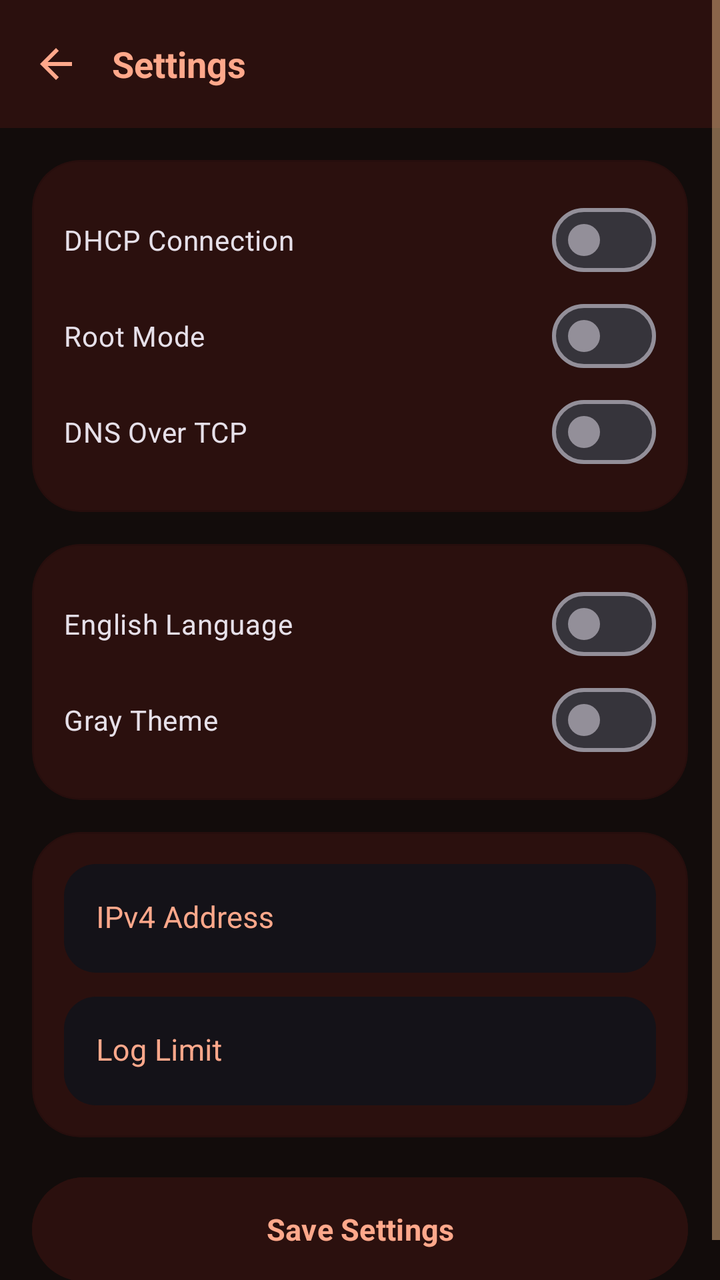
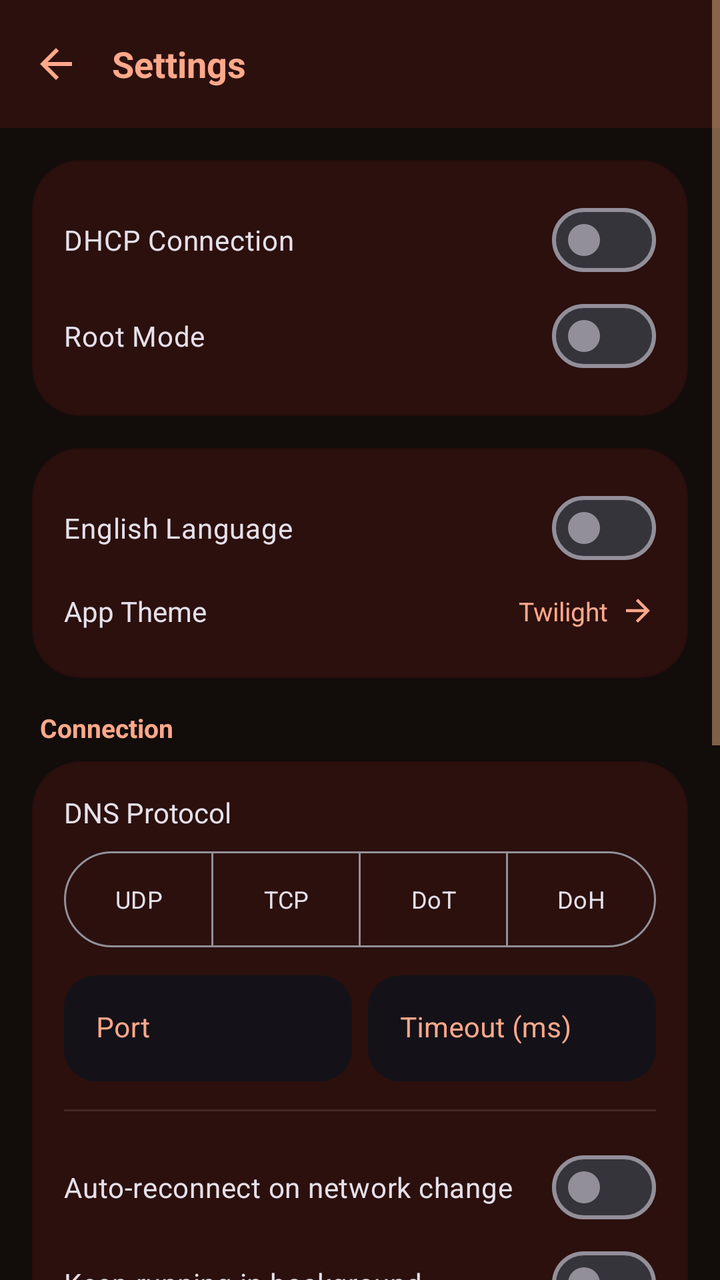

Before-and-after screenshots of an Android layout around one commit, followed by the original layout XML and the change that was made.
<!-- AndroidManifest.xml: application theme AppTheme -->
<!-- res/layout/settings_activity.xml -->
<?xml version="1.0" encoding="utf-8"?>
<ScrollView xmlns:android="http://schemas.android.com/apk/res/android"
    xmlns:app="http://schemas.android.com/apk/res-auto"
    android:layout_width="match_parent"
    android:layout_height="match_parent"
    android:background="?attr/colorPrimaryDark"
    android:fillViewport="true">

    <LinearLayout
        android:layout_width="match_parent"
        android:layout_height="wrap_content"
        android:orientation="vertical">

        <LinearLayout
            android:layout_width="match_parent"
            android:layout_height="?attr/actionBarSize"
            android:background="?attr/colorPrimary"
            android:gravity="center_vertical"
            android:orientation="horizontal"
            android:paddingHorizontal="16dp">

            <ImageView
                android:id="@+id/back_button"
                android:layout_width="24dp"
                android:layout_height="24dp"
                android:src="@drawable/ic_back"
                android:tint="?attr/colorAccent"
                android:clickable="true"
                android:focusable="true"/>

            <TextView
                android:id="@+id/settings_title_text"
                android:layout_width="wrap_content"
                android:layout_height="wrap_content"
                android:layout_marginStart="16dp"
                android:text="Settings"
                android:textColor="?attr/colorOnPrimary"
                android:textSize="18sp"
                android:textStyle="bold" />
        </LinearLayout>

        <LinearLayout
            android:layout_width="match_parent"
            android:layout_height="wrap_content"
            android:orientation="vertical"
            android:padding="16dp">

            <com.google.android.material.card.MaterialCardView
                android:layout_width="match_parent"
                android:layout_height="wrap_content"
                android:layout_marginBottom="16dp"
                app:cardCornerRadius="24dp"
                app:cardElevation="0dp"
                app:strokeWidth="1dp"
                app:strokeColor="#1A000000"
                app:cardBackgroundColor="?attr/colorPrimary">

                <LinearLayout
                    android:layout_width="match_parent"
                    android:layout_height="wrap_content"
                    android:orientation="vertical"
                    android:padding="16dp">

                    <com.google.android.material.materialswitch.MaterialSwitch
                        android:id="@+id/dhcp_switch"
                        android:layout_width="match_parent"
                        android:layout_height="wrap_content"
                        android:text="DHCP Connection"
                        android:textColor="?attr/colorOnSurface"
                        android:textSize="14sp"
                        android:paddingVertical="8dp"/>

                    <com.google.android.material.materialswitch.MaterialSwitch
                        android:id="@+id/root_switch"
                        android:layout_width="match_parent"
                        android:layout_height="wrap_content"
                        android:text="Root Mode"
                        android:textColor="?attr/colorOnSurface"
                        android:textSize="14sp"
                        android:paddingVertical="8dp"/>

                    <com.google.android.material.materialswitch.MaterialSwitch
                        android:id="@+id/tcp_switch"
                        android:layout_width="match_parent"
                        android:layout_height="wrap_content"
                        android:text="DNS Over TCP"
                        android:textColor="?attr/colorOnSurface"
                        android:textSize="14sp"
                        android:paddingVertical="8dp"/>
                </LinearLayout>
            </com.google.android.material.card.MaterialCardView>

            <com.google.android.material.card.MaterialCardView
                android:layout_width="match_parent"
                android:layout_height="wrap_content"
                android:layout_marginBottom="16dp"
                app:cardCornerRadius="24dp"
                app:cardElevation="0dp"
                app:strokeWidth="1dp"
                app:strokeColor="#1A000000"
                app:cardBackgroundColor="?attr/colorPrimary">

                <LinearLayout
                    android:layout_width="match_parent"
                    android:layout_height="wrap_content"
                    android:orientation="vertical"
                    android:padding="16dp">

                    <com.google.android.material.materialswitch.MaterialSwitch
                        android:id="@+id/lang_switch"
                        android:layout_width="match_parent"
                        android:layout_height="wrap_content"
                        android:text="English Language"
                        android:textColor="?attr/colorOnSurface"
                        android:textSize="14sp"
                        android:paddingVertical="8dp"/>

                    <com.google.android.material.materialswitch.MaterialSwitch
                        android:id="@+id/theme_switch"
                        android:layout_width="match_parent"
                        android:layout_height="wrap_content"
                        android:text="Gray Theme"
                        android:textColor="?attr/colorOnSurface"
                        android:textSize="14sp"
                        android:paddingVertical="8dp"/>
                </LinearLayout>
            </com.google.android.material.card.MaterialCardView>

            <com.google.android.material.card.MaterialCardView
                android:layout_width="match_parent"
                android:layout_height="wrap_content"
                android:layout_marginBottom="16dp"
                app:cardCornerRadius="24dp"
                app:cardElevation="0dp"
                app:strokeWidth="1dp"
                app:strokeColor="#1A000000"
                app:cardBackgroundColor="?attr/colorPrimary">

                <LinearLayout
                    android:layout_width="match_parent"
                    android:layout_height="wrap_content"
                    android:orientation="vertical"
                    android:padding="16dp">

                    <com.google.android.material.textfield.TextInputLayout
                        android:id="@+id/ipv4_layout"
                        android:layout_width="match_parent"
                        android:layout_height="wrap_content"
                        android:layout_marginBottom="12dp"
                        app:boxBackgroundMode="filled"
                        app:boxCornerRadiusTopEnd="16dp"
                        app:boxCornerRadiusTopStart="16dp"
                        app:boxCornerRadiusBottomEnd="16dp"
                        app:boxCornerRadiusBottomStart="16dp"
                        app:boxStrokeWidth="0dp"
                        app:boxStrokeWidthFocused="0dp"
                        android:hint="IPv4 Address"
                        style="@style/BaseTextInputLayout">

                        <com.google.android.material.textfield.TextInputEditText
                            android:id="@+id/ipv4_input"
                            android:layout_width="match_parent"
                            android:layout_height="wrap_content"
                            android:inputType="text"
                            android:textSize="15sp"
                            android:textColor="?attr/colorOnPrimary"/>
                    </com.google.android.material.textfield.TextInputLayout>

                    <com.google.android.material.textfield.TextInputLayout
                        android:id="@+id/log_limit_layout"
                        android:layout_width="match_parent"
                        android:layout_height="wrap_content"
                        app:boxBackgroundMode="filled"
                        app:boxCornerRadiusTopEnd="16dp"
                        app:boxCornerRadiusTopStart="16dp"
                        app:boxCornerRadiusBottomEnd="16dp"
                        app:boxCornerRadiusBottomStart="16dp"
                        app:boxStrokeWidth="0dp"
                        app:boxStrokeWidthFocused="0dp"
                        android:hint="Log Limit"
                        style="@style/BaseTextInputLayout">

                        <com.google.android.material.textfield.TextInputEditText
                            android:id="@+id/log_limit_input"
                            android:layout_width="match_parent"
                            android:layout_height="wrap_content"
                            android:inputType="number"
                            android:textSize="15sp"
                            android:textColor="?attr/colorOnPrimary"/>
                    </com.google.android.material.textfield.TextInputLayout>
                </LinearLayout>
            </com.google.android.material.card.MaterialCardView>

            <com.google.android.material.button.MaterialButton
                android:id="@+id/save_button"
                android:layout_width="match_parent"
                android:layout_height="60dp"
                android:text="Save Settings"
                android:textSize="15sp"
                android:textStyle="bold"
                app:cornerRadius="30dp"
                android:backgroundTint="?attr/colorPrimary"
                android:textColor="?attr/colorOnPrimary"
                app:rippleColor="@android:color/transparent"/>

        </LinearLayout>
    </LinearLayout>
</ScrollView>
<!-- resources referenced by this layout -->
<resources>
  <!-- drawable ic_back (drawable) -->
  <vector xmlns:android="http://schemas.android.com/apk/res/android"
      android:width="24dp"
      android:height="24dp"
      android:viewportWidth="24"
      android:viewportHeight="24"
      android:tint="?attr/colorAccent">
    <path
        android:fillColor="@android:color/white"
        android:pathData="M20,11H7.83l5.59,-5.59L12,4l-8,8 8,8 1.41,-1.41L7.83,13H20v-2z"/>
  </vector>
  <style name="BaseTextInputLayout" parent="Widget.MaterialComponents.TextInputLayout.OutlinedBox">
          <item name="hintTextColor">?attr/colorAccent</item>
          <item name="helperTextTextColor">?attr/colorAccent</item>
          <item name="errorTextColor">?attr/colorAccent</item>
          <item name="counterTextColor">?attr/colorAccent</item>
          <item name="android:textColorHint">?attr/colorAccent</item>
          <item name="endIconTint">?attr/colorAccent</item>
      </style>
  <style name="AppTheme" parent="Theme.Material3.Dark.NoActionBar">
          <item name="colorOnPrimary">#FFA88B</item>
          <item name="colorPrimary">#2B100E</item>
          <item name="fontFamily">@font/appfont</item>
          <item name="colorPrimaryVariant">#1B100E</item>
          <item name="colorPrimaryDark">#120C0B</item>
          <item name="colorAccent">#FFA88B</item>
          <item name="colorControlActivated">#FFA88B</item>
          <item name="colorControlHighlight">#352726</item>
          <item name="colorControlNormal">#E1B382</item>
          <item name="android:statusBarColor">#2B100E</item>
          <item name="dialogBackgroundColor">#1B100E</item>
          <item name="android:navigationBarColor">#392726</item>
      </style>
</resources>

<!-- the commit's change to res/layout/settings_activity.xml (unified diff, before → after) -->
@@ -78,15 +78,6 @@
                         android:textColor="?attr/colorOnSurface"
                         android:textSize="14sp"
                         android:paddingVertical="8dp"/>
-
-                    <com.google.android.material.materialswitch.MaterialSwitch
-                        android:id="@+id/tcp_switch"
-                        android:layout_width="match_parent"
-                        android:layout_height="wrap_content"
-                        android:text="DNS Over TCP"
-                        android:textColor="?attr/colorOnSurface"
-                        android:textSize="14sp"
-                        android:paddingVertical="8dp"/>
                 </LinearLayout>
             </com.google.android.material.card.MaterialCardView>
 
@@ -115,11 +106,261 @@
                         android:textSize="14sp"
                         android:paddingVertical="8dp"/>
 
+                    <LinearLayout
+                        android:id="@+id/theme_picker_row"
+                        android:layout_width="match_parent"
+                        android:layout_height="wrap_content"
+                        android:orientation="horizontal"
+                        android:gravity="center_vertical"
+                        android:paddingVertical="8dp"
+                        android:clickable="true"
+                        android:focusable="true"
+                        android:background="@drawable/dialog_item_pressed">
+
+                        <TextView
+                            android:id="@+id/theme_picker_label"
+                            android:layout_width="0dp"
+                            android:layout_weight="1"
+                            android:layout_height="wrap_content"
+                            android:text="App Theme"
+                            android:textColor="?attr/colorOnSurface"
+                            android:textSize="14sp"/>
+
+                        <TextView
+                            android:id="@+id/theme_picker_value"
+                            android:layout_width="wrap_content"
+                            android:layout_height="wrap_content"
+                            android:layout_marginEnd="6dp"
+                            android:textColor="?attr/colorAccent"
+                            android:textSize="13sp"
+                            android:text="Twilight"/>
+
+                        <ImageView
+                            android:layout_width="18dp"
+                            android:layout_height="18dp"
+                            android:src="@drawable/ic_back"
+                            android:rotation="180"
+                            app:tint="?attr/colorAccent"/>
+                    </LinearLayout>
+                </LinearLayout>
+            </com.google.android.material.card.MaterialCardView>
+
+            <TextView
+                android:id="@+id/connection_section_label"
+                android:layout_width="wrap_content"
+                android:layout_height="wrap_content"
+                android:layout_marginStart="4dp"
+                android:layout_marginBottom="8dp"
+                android:text="Connection"
+                android:textColor="?attr/colorAccent"
+                android:textSize="13sp"
+                android:textStyle="bold"/>
+
+            <com.google.android.material.card.MaterialCardView
+                android:layout_width="match_parent"
+                android:layout_height="wrap_content"
+                android:layout_marginBottom="16dp"
+                app:cardCornerRadius="24dp"
+                app:cardElevation="0dp"
+                app:strokeWidth="1dp"
+                app:strokeColor="#1A000000"
+                app:cardBackgroundColor="?attr/colorPrimary">
+
+                <LinearLayout
+                    android:layout_width="match_parent"
+                    android:layout_height="wrap_content"
+                    android:orientation="vertical"
+                    android:padding="16dp">
+
+                    <TextView
+                        android:id="@+id/protocol_label"
+                        android:layout_width="wrap_content"
+                        android:layout_height="wrap_content"
+                        android:layout_marginBottom="10dp"
+                        android:text="DNS Protocol"
+                        android:textColor="?attr/colorOnSurface"
+                        android:textSize="14sp"/>
+
+                    <com.google.android.material.button.MaterialButtonToggleGroup
+                        android:id="@+id/protocol_toggle_group"
+                        android:layout_width="match_parent"
+                        android:layout_height="wrap_content"
+                        android:layout_marginBottom="14dp"
+                        app:singleSelection="true"
+                        app:selectionRequired="true">
+
+                        <com.google.android.material.button.MaterialButton
+                            android:id="@+id/btn_protocol_udp"
+                            style="@style/Widget.Material3.Button.OutlinedButton"
+                            android:layout_width="0dp"
+                            android:layout_height="wrap_content"
+                            android:layout_weight="1"
+                            android:insetTop="0dp"
+                            android:insetBottom="0dp"
+                            android:text="UDP"
+                            android:textSize="12sp"/>
+
+                        <com.google.android.material.button.MaterialButton
+                            android:id="@+id/btn_protocol_tcp"
+                            style="@style/Widget.Material3.Button.OutlinedButton"
+                            android:layout_width="0dp"
+                            android:layout_height="wrap_content"
+                            android:layout_weight="1"
+                            android:insetTop="0dp"
+                            android:insetBottom="0dp"
+                            android:text="TCP"
+                            android:textSize="12sp"/>
+
+                        <com.google.android.material.button.MaterialButton
+                            android:id="@+id/btn_protocol_dot"
+                            style="@style/Widget.Material3.Button.OutlinedButton"
+                            android:layout_width="0dp"
+                            android:layout_height="wrap_content"
+                            android:layout_weight="1"
+                            android:insetTop="0dp"
+                            android:insetBottom="0dp"
+                            android:text="DoT"
+                            android:textSize="12sp"/>
+
+                        <com.google.android.material.button.MaterialButton
+                            android:id="@+id/btn_protocol_doh"
+                            style="@style/Widget.Material3.Button.OutlinedButton"
+                            android:layout_width="0dp"
+                            android:layout_height="wrap_content"
+                            android:layout_weight="1"
+                            android:insetTop="0dp"
+                            android:insetBottom="0dp"
+                            android:text="DoH"
+                            android:textSize="12sp"/>
+                    </com.google.android.material.button.MaterialButtonToggleGroup>
+
+                    <com.google.android.material.textfield.TextInputLayout
+                        android:id="@+id/dot_hostname_layout"
+                        android:layout_width="match_parent"
+                        android:layout_height="wrap_content"
+                        android:layout_marginBottom="10dp"
+                        android:visibility="gone"
+                        app:boxBackgroundMode="filled"
+                        app:boxCornerRadiusTopEnd="16dp"
+                        app:boxCornerRadiusTopStart="16dp"
+                        app:boxCornerRadiusBottomEnd="16dp"
+                        app:boxCornerRadiusBottomStart="16dp"
+                        app:boxStrokeWidth="0dp"
+                        app:boxStrokeWidthFocused="0dp"
+                        android:hint="DoT Hostname (SNI)"
+                        style="@style/BaseTextInputLayout">
+
+                        <com.google.android.material.textfield.TextInputEditText
+                            android:id="@+id/dot_hostname_input"
+                            android:layout_width="match_parent"
+                            android:layout_height="wrap_content"
+                            android:inputType="textUri"
+                            android:textSize="14sp"
+                            android:textColor="?attr/colorOnPrimary"/>
+                    </com.google.android.material.textfield.TextInputLayout>
+
+                    <com.google.android.material.textfield.TextInputLayout
+                        android:id="@+id/doh_url_layout"
+                        android:layout_width="match_parent"
+                        android:layout_height="wrap_content"
+                        android:layout_marginBottom="10dp"
+                        android:visibility="gone"
+                        app:boxBackgroundMode="filled"
+                        app:boxCornerRadiusTopEnd="16dp"
+                        app:boxCornerRadiusTopStart="16dp"
+                        app:boxCornerRadiusBottomEnd="16dp"
+                        app:boxCornerRadiusBottomStart="16dp"
+                        app:boxStrokeWidth="0dp"
+                        app:boxStrokeWidthFocused="0dp"
+                        android:hint="DoH URL"
+                        style="@style/BaseTextInputLayout">
+
+                        <com.google.android.material.textfield.TextInputEditText
+                            android:id="@+id/doh_url_input"
+                            android:layout_width="match_parent"
+                            android:layout_height="wrap_content"
+                            android:inputType="textUri"
+                            android:textSize="14sp"
+                            android:textColor="?attr/colorOnPrimary"/>
+                    </com.google.android.material.textfield.TextInputLayout>
+
+                    <LinearLayout
+                        android:layout_width="match_parent"
+                        android:layout_height="wrap_content"
+                        android:orientation="horizontal">
+
+                        <com.google.android.material.textfield.TextInputLayout
+                            android:id="@+id/dns_port_layout"
+                            android:layout_width="0dp"
+                            android:layout_weight="1"
+                            android:layout_height="wrap_content"
+                            android:layout_marginEnd="8dp"
+                            app:boxBackgroundMode="filled"
+                            app:boxCornerRadiusTopEnd="16dp"
+                            app:boxCornerRadiusTopStart="16dp"
+                            app:boxCornerRadiusBottomEnd="16dp"
+                            app:boxCornerRadiusBottomStart="16dp"
+                            app:boxStrokeWidth="0dp"
+                            app:boxStrokeWidthFocused="0dp"
+                            android:hint="Port"
+                            style="@style/BaseTextInputLayout">
+
+                            <com.google.android.material.textfield.TextInputEditText
+                                android:id="@+id/dns_port_input"
+                                android:layout_width="match_parent"
+                                android:layout_height="wrap_content"
+                                android:inputType="number"
+                                android:maxLength="5"
+                                android:textSize="14sp"
+                                android:textColor="?attr/colorOnPrimary"/>
+                        </com.google.android.material.textfield.TextInputLayout>
+
+                        <com.google.android.material.textfield.TextInputLayout
+                            android:id="@+id/dns_timeout_layout"
+                            android:layout_width="0dp"
+                            android:layout_weight="1"
+                            android:layout_height="wrap_content"
+                            app:boxBackgroundMode="filled"
+                            app:boxCornerRadiusTopEnd="16dp"
+                            app:boxCornerRadiusTopStart="16dp"
+                            app:boxCornerRadiusBottomEnd="16dp"
+                            app:boxCornerRadiusBottomStart="16dp"
+                            app:boxStrokeWidth="0dp"
+                            app:boxStrokeWidthFocused="0dp"
+                            android:hint="Timeout (ms)"
+                            style="@style/BaseTextInputLayout">
+
+                            <com.google.android.material.textfield.TextInputEditText
+                                android:id="@+id/dns_timeout_input"
+                                android:layout_width="match_parent"
+                                android:layout_height="wrap_content"
+                                android:inputType="number"
+                                android:maxLength="5"
+                                android:textSize="14sp"
+                                android:textColor="?attr/colorOnPrimary"/>
+                        </com.google.android.material.textfield.TextInputLayout>
+                    </LinearLayout>
+
+                    <View
+                        android:layout_width="match_parent"
+                        android:layout_height="1dp"
+                        android:layout_marginVertical="14dp"
+                        android:background="#1AFFFFFF"/>
+
                     <com.google.android.material.materialswitch.MaterialSwitch
-                        android:id="@+id/theme_switch"
-                        android:layout_width="match_parent"
-                        android:layout_height="wrap_content"
-                        android:text="Gray Theme"
+                        android:id="@+id/auto_reconnect_switch"
+                        android:layout_width="match_parent"
+                        android:layout_height="wrap_content"
+                        android:text="Auto-reconnect on network change"
+                        android:textColor="?attr/colorOnSurface"
+                        android:textSize="14sp"
+                        android:paddingVertical="8dp"/>
+
+                    <com.google.android.material.materialswitch.MaterialSwitch
+                        android:id="@+id/background_switch"
+                        android:layout_width="match_parent"
+                        android:layout_height="wrap_content"
+                        android:text="Keep running in background"
                         android:textColor="?attr/colorOnSurface"
                         android:textSize="14sp"
                         android:paddingVertical="8dp"/>
@@ -188,6 +429,58 @@
                             android:textSize="15sp"
                             android:textColor="?attr/colorOnPrimary"/>
                     </com.google.android.material.textfield.TextInputLayout>
+                </LinearLayout>
+            </com.google.android.material.card.MaterialCardView>
+
+            <com.google.android.material.card.MaterialCardView
+                android:layout_width="match_parent"
+                android:layout_height="wrap_content"
+                android:layout_marginBottom="16dp"
+                app:cardCornerRadius="24dp"
+                app:cardElevation="0dp"
+                app:strokeWidth="1dp"
+                app:strokeColor="#1A000000"
+                app:cardBackgroundColor="?attr/colorPrimary">
+
+                <LinearLayout
+                    android:layout_width="match_parent"
+                    android:layout_height="wrap_content"
+                    android:orientation="vertical"
+                    android:padding="16dp">
+
+                    <TextView
+                        android:id="@+id/about_title"
+                        android:layout_width="match_parent"
+                        android:layout_height="wrap_content"
+                        android:text="About"
+                        android:textColor="?attr/colorAccent"
+                        android:textStyle="bold"
+                        android:textSize="14sp"
+                        android:paddingBottom="12dp"/>
+
+                    <TextView
+                        android:id="@+id/github_link"
+                        android:layout_width="match_parent"
+                        android:layout_height="wrap_content"
+                        android:text="GitHub: deepcodecreate"
+                        android:textColor="?attr/colorOnPrimary"
+                        android:textSize="14sp"
+                        android:paddingVertical="10dp"
+                        android:clickable="true"
+                        android:focusable="true"
+                        android:background="?attr/selectableItemBackground"/>
+
+                    <TextView
+                        android:id="@+id/telegram_link"
+                        android:layout_width="match_parent"
+                        android:layout_height="wrap_content"
+                        android:text="Telegram: @deepcodecreate"
+                        android:textColor="?attr/colorOnPrimary"
+                        android:textSize="14sp"
+                        android:paddingVertical="10dp"
+                        android:clickable="true"
+                        android:focusable="true"
+                        android:background="?attr/selectableItemBackground"/>
                 </LinearLayout>
             </com.google.android.material.card.MaterialCardView>
 
<!-- resource entries referenced after the edit -->
@@ -1,5 +1,21 @@
 <!-- resources referenced by this layout -->
 <resources>
+  <!-- drawable dialog_item_pressed (drawable) -->
+  <?xml version="1.0" encoding="utf-8"?>
+  <selector xmlns:android="http://schemas.android.com/apk/res/android">
+      <item android:state_pressed="true">
+          <shape android:shape="rectangle">
+              <solid android:color="#33444444" />
+              <corners android:radius="4dp" />
+          </shape>
+      </item>
+      <item>
+          <shape android:shape="rectangle">
+              <solid android:color="@android:color/transparent" />
+              <corners android:radius="4dp" />
+          </shape>
+      </item>
+  </selector>
   <!-- drawable ic_back (drawable) -->
   <vector xmlns:android="http://schemas.android.com/apk/res/android"
       android:width="24dp"
